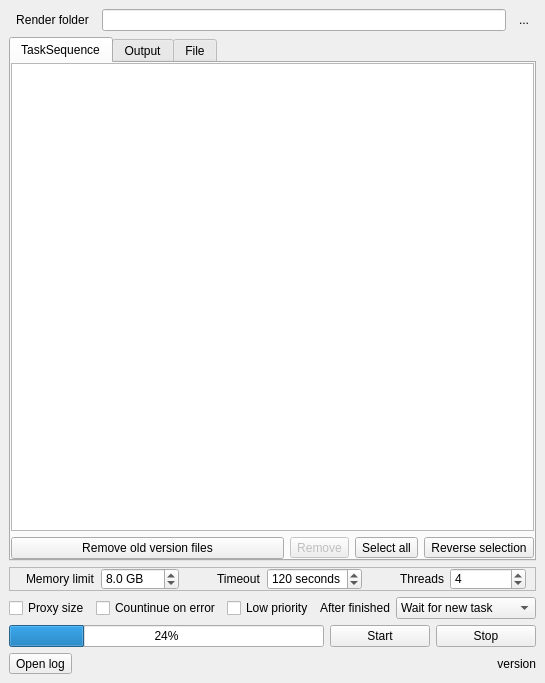
Above: lib/batchrender/view/mainwindow.ui from NateScarlet/NukeBatchRender before the change. Below: the same form after it.
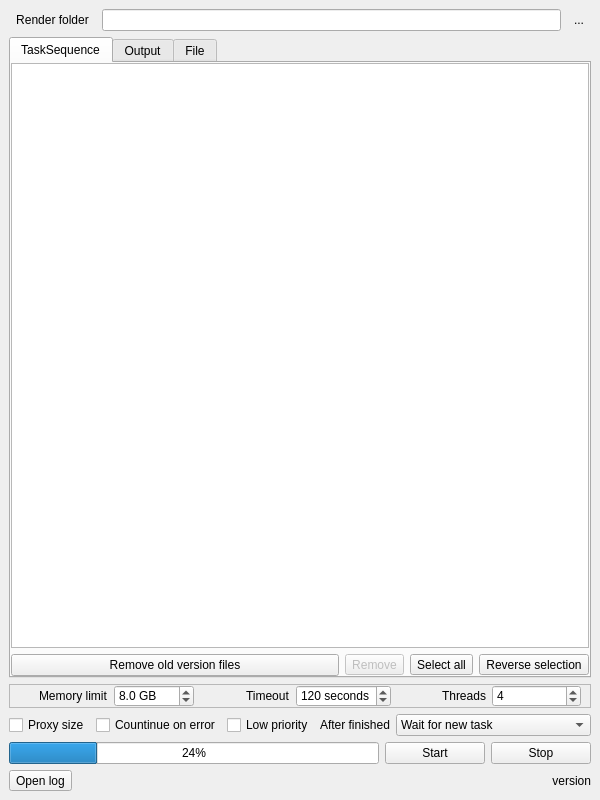
That is the form after the change. The open tabs and pages were chosen to show the change.

Commit message: Change default tab to tasksequence

What changed in the file:
```diff
--- a/lib/batchrender/view/mainwindow.ui
+++ b/lib/batchrender/view/mainwindow.ui
@@ -6,8 +6,8 @@
    <rect>
     <x>0</x>
     <y>0</y>
-    <width>480</width>
-    <height>683</height>
+    <width>600</width>
+    <height>800</height>
    </rect>
   </property>
   <property name="windowTitle">
```
Left out of the diff: 4 changed lines with no effect on the pictures.
